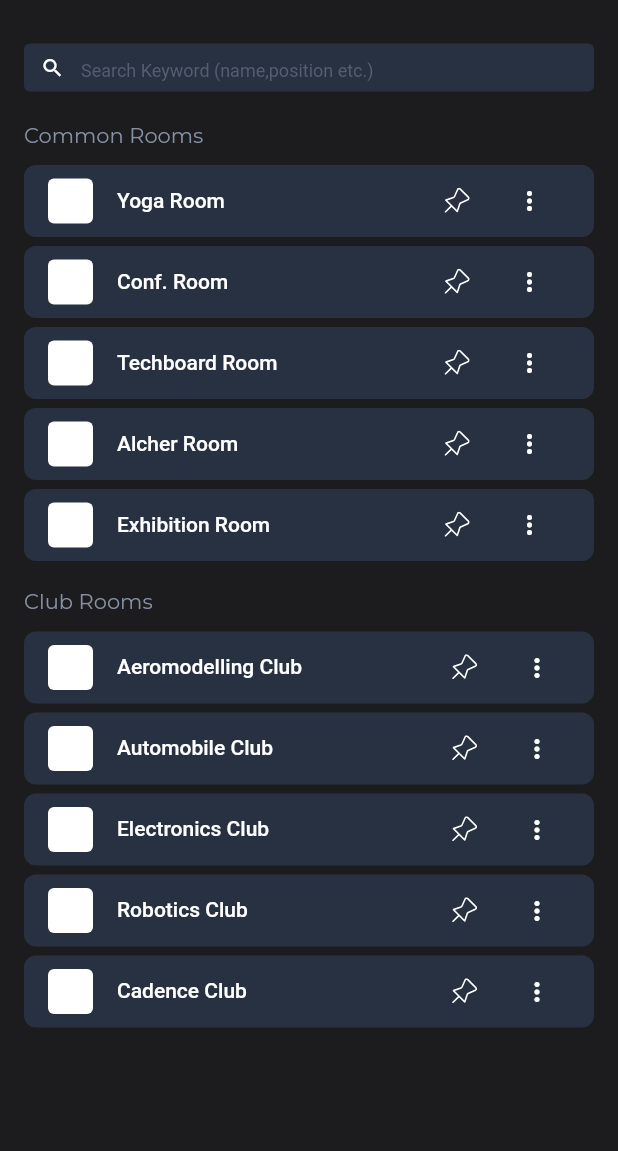
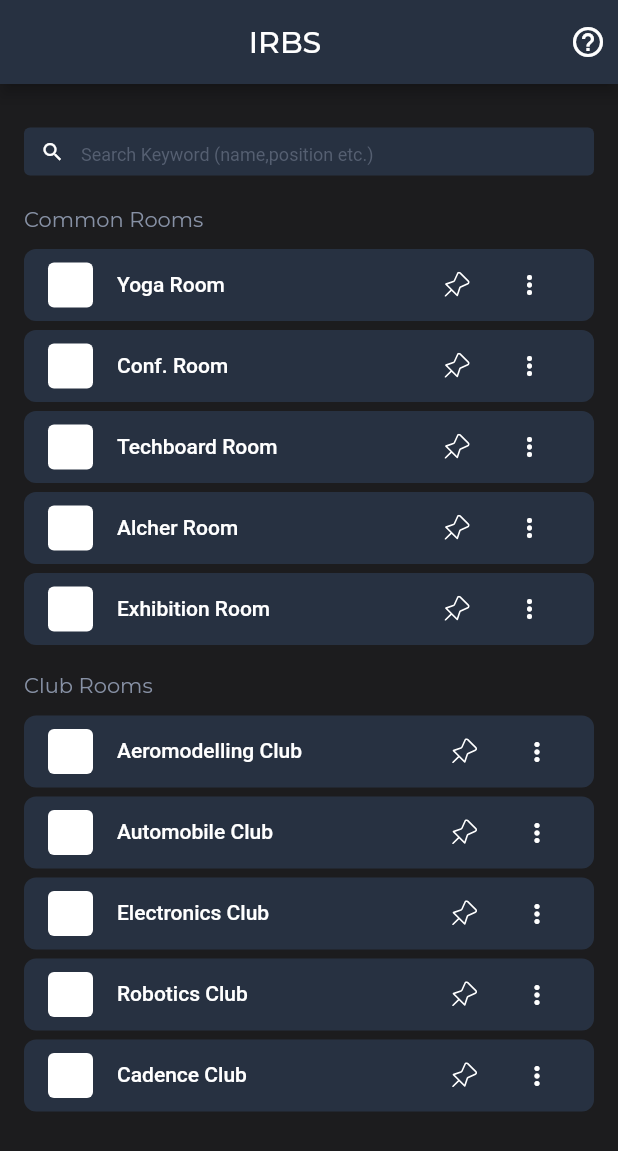
Before and after one commit to swciitg/irbs, a Flutter app: the RoomList screen opened directly, on a phone screen of 412 x 824 dp. Shown: the top 1151 px of the screen. Run offline on Flutter 3.47's test engine with Material 2 defaults, Android fonts, the phone set to English and light mode, and no system bars; our stand-ins replace flutter_svg; Roboto replaces fonts that are missing (Montserrat).

Commit message:
minor changes

```diff
--- a/packages/irbs/lib/src/screens/room_list.dart
+++ b/packages/irbs/lib/src/screens/room_list.dart
@@ -16,7 +16,20 @@ class _RoomListState extends State<RoomList> {
   @override
   Widget build(BuildContext context) {
     return Scaffold(
-
+      appBar: AppBar(
+        title: const Center(
+          child: Text('IRBS',
+            style: appBarStyle,
+          ),
+        ),
+        actions: const [
+          Padding(
+            padding: EdgeInsets.only(right: 8),
+            child: Icon(Icons.help_outline),
+          ),
+        ],
+        backgroundColor: Themes.tileColor,
+      ),
       backgroundColor: Themes.backgroundColor,
       body: SafeArea(
         child: ChangeNotifierProvider<RoomListProvider>(
```
Also changed, not shown: packages/irbs/lib/src/main.dart (+2 -18 lines), pubspec.lock.
